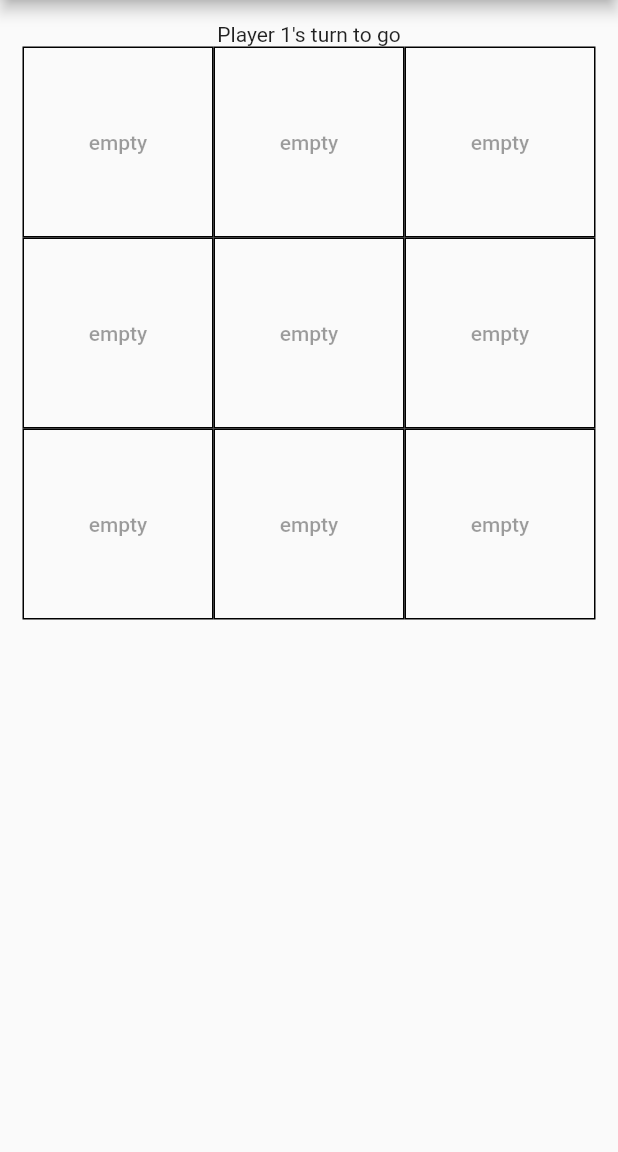
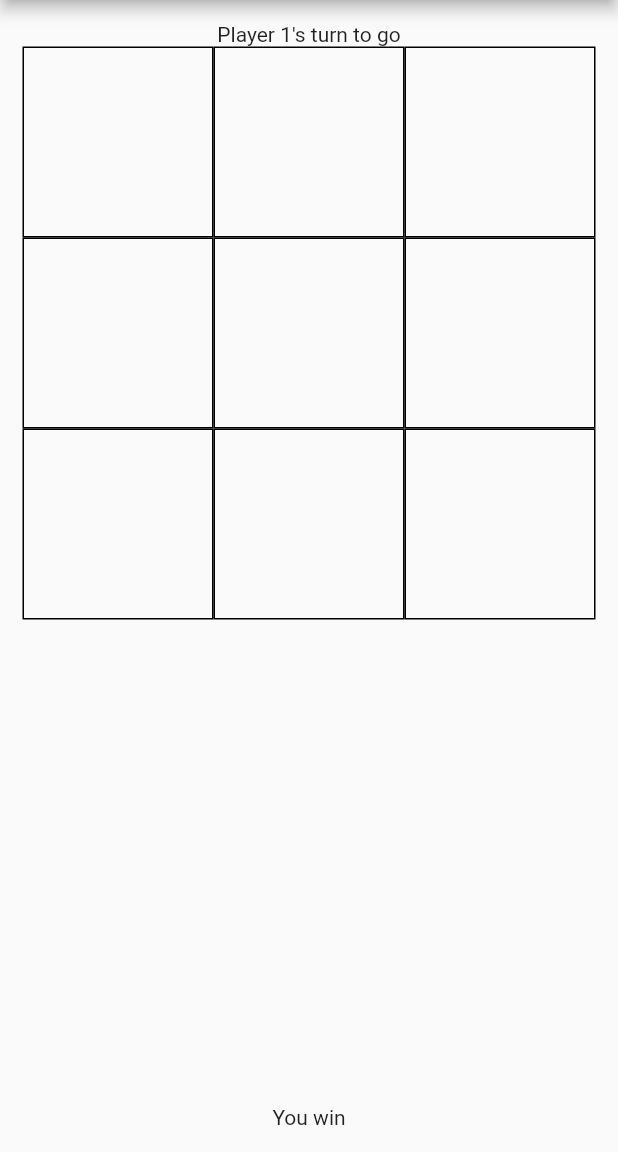
Before and after one commit to katisari/tic-tok-toe, a Flutter app: the screen it shows after launch, on a phone screen of 412 x 824 dp, the part 84-1236 px from its top. Run offline on Flutter 3.47's test engine with Material 2 defaults, Android fonts, the phone set to English and light mode, and no system bars.

Commit message:
adding text

```diff
--- a/lib/main.dart
+++ b/lib/main.dart
@@ -40,15 +40,15 @@ class _TacToeState extends State<TacToe> {
   int round = 0;
   String mainText = 'Player 1\'s turn to go';
   List<String> gameState = [
-    "empty",
-    "empty",
-    "empty",
-    "empty",
-    "empty",
-    "empty",
-    "empty",
-    "empty",
-    "empty",
+    "",
+    "",
+    "",
+    "",
+    "",
+    "",
+    "",
+    "",
+    "",
   ];
   void doTurn(int index) {
     setState(() {
@@ -96,7 +96,8 @@ class _TacToeState extends State<TacToe> {
                 );
               },
             ),
-          )),
+          ),),
+          Text('You win'),
         ]),
       ),
     );
```
